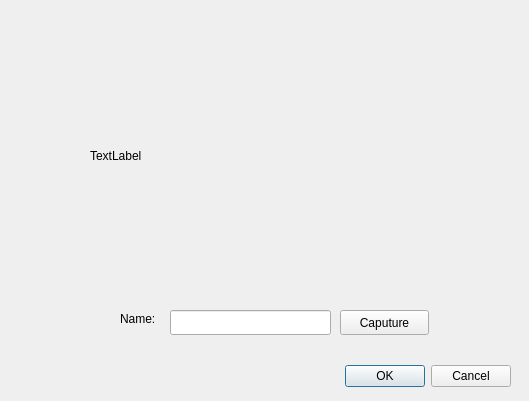
Above: facecapture.ui from cst0601/Embedded-Face-Recognition before the change. Below: the same form after it.
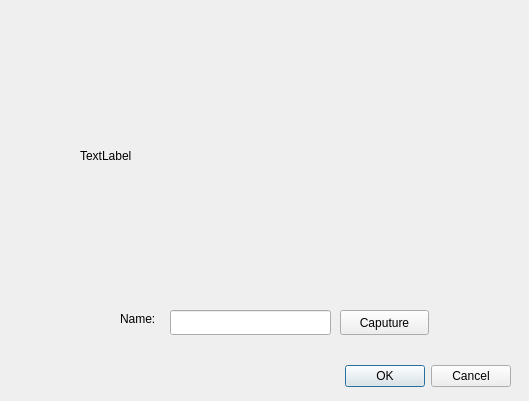
That is the form after the change.

Commit message: resize faceCapture label size

Patch:
```diff
--- a/facecapture.ui
+++ b/facecapture.ui
@@ -32,10 +32,10 @@
   <widget class="QLabel" name="capture_label">
    <property name="geometry">
     <rect>
-     <x>90</x>
-     <y>40</y>
-     <width>351</width>
-     <height>231</height>
+     <x>80</x>
+     <y>20</y>
+     <width>381</width>
+     <height>271</height>
     </rect>
    </property>
    <property name="text">
```
The commit also changes 2 other files.
